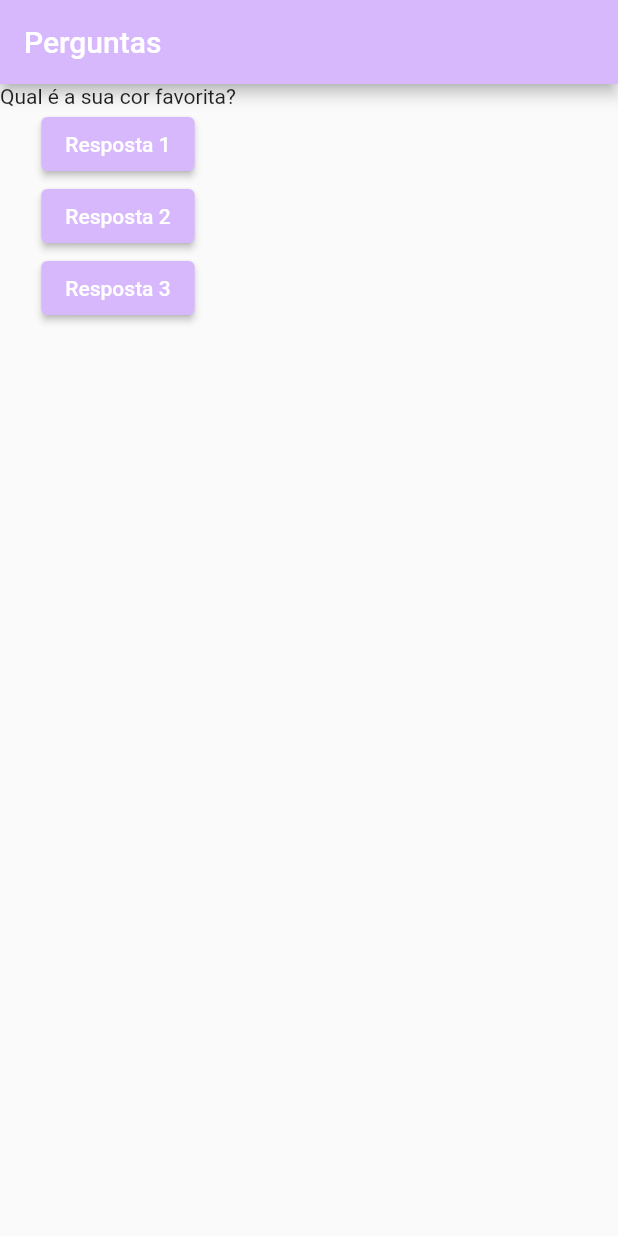
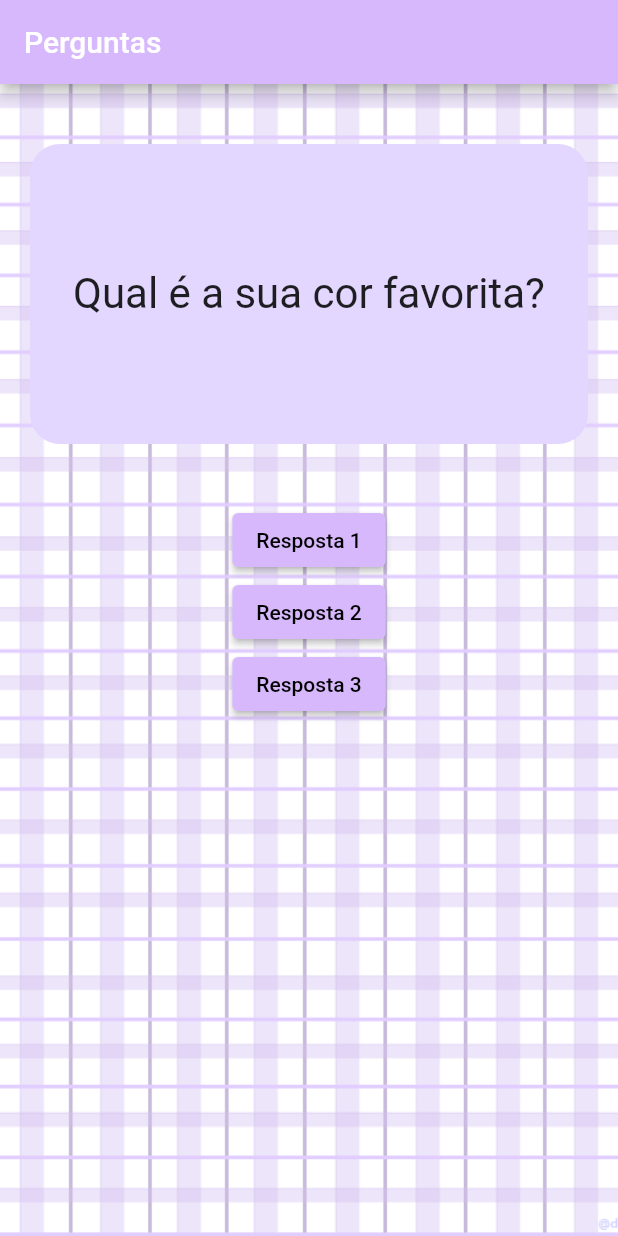
Before and after one commit to AnaTorres61/Flutter_Study, a Flutter app: the screen it shows after launch, on a phone screen of 412 x 824 dp. Run offline on Flutter 3.47's test engine with Material 2 defaults, Android fonts, the phone set to English and light mode, and no system bars.

Commit message:
questao.dart and decoration

```diff
--- a/questions_project/lib/main.dart
+++ b/questions_project/lib/main.dart
@@ -1,4 +1,5 @@
 import 'package:flutter/material.dart';
+import './questao.dart';
 
 main() => runApp(PerguntaApp());
 
@@ -25,31 +26,48 @@ class _PerguntaAppState extends State<PerguntaApp> {
           title: Text('Perguntas'),
           backgroundColor: Color.fromARGB(255, 215, 184, 252),
         ),
-        body: Column(
+        body: Container(
+          decoration: BoxDecoration(
+            image: DecorationImage(
+              image: AssetImage('images/background.png'),
+              fit: BoxFit.cover,
+              ),
+          ),
+          child: Column(
             children: [
-            Text(perguntas[_perguntaSelecionada]),
+              Questao(perguntas[_perguntaSelecionada]),
               ElevatedButton(
                 onPressed: _responder,
-              child: Text('Resposta 1'),
+                child: Text(
+                  'Resposta 1',
+                  style: TextStyle(color: Color.fromARGB(255, 0, 0, 0)),
+                  ),
                 style: ElevatedButton.styleFrom(
                   backgroundColor: Color.fromARGB(255, 215, 184, 252),
                 ),
               ),
               ElevatedButton(
                 onPressed: _responder,
-              child: Text('Resposta 2'),
+                child: Text(
+                  'Resposta 2',
+                  style: TextStyle(color: Color.fromARGB(255, 0, 0, 0)),
+                  ),
                 style: ElevatedButton.styleFrom(
                   backgroundColor: Color.fromARGB(255, 215, 184, 252),
                 ),
               ),
               ElevatedButton(
                 onPressed: _responder,
-              child: Text('Resposta 3'),
+                child: Text(
+                  'Resposta 3',
+                  style: TextStyle(color: Color.fromARGB(255, 0, 0, 0)),
+                  ),
                 style: ElevatedButton.styleFrom(
                   backgroundColor: Color.fromARGB(255, 215, 184, 252),
                 ),
               ),
             ],
+          ),
         ),
       ),
     );
--- /dev/null
+++ b/questions_project/lib/questao.dart
@@ -0,0 +1,27 @@
+import 'package:flutter/material.dart';
+
+class Questao extends StatelessWidget {
+
+  final String texto;
+
+  Questao(this.texto);
+
+  @override
+  Widget build(BuildContext context) {
+    return Container(
+      width: double.infinity,
+      height: 200.0,
+      margin: EdgeInsets.fromLTRB(20.0, 40.0, 20.0, 40.0),
+      alignment: Alignment.center,
+      decoration: BoxDecoration(
+        color: Color.fromARGB(255, 227, 214, 255),
+        borderRadius: BorderRadius.circular(20)
+      ),
+      child: Text(
+        texto,
+        style: TextStyle(fontSize: 28),
+        textAlign: TextAlign.center,
+      ),
+    );
+  }
+}
--- a/questions_project/pubspec.yaml
+++ b/questions_project/pubspec.yaml
@@ -59,9 +59,8 @@ flutter:
   uses-material-design: true
 
   # To add assets to your application, add an assets section, like this:
-  # assets:
-  #   - images/a_dot_burr.jpeg
-  #   - images/a_dot_ham.jpeg
+  assets:
+    - images/background.png
 
   # An image asset can refer to one or more resolution-specific "variants", see
   # https://flutter.dev/assets-and-images/#resolution-aware
```
Also changed, not shown: questions_project/images/background.png (added). Lines whose indentation alone changed are shown as unchanged.
